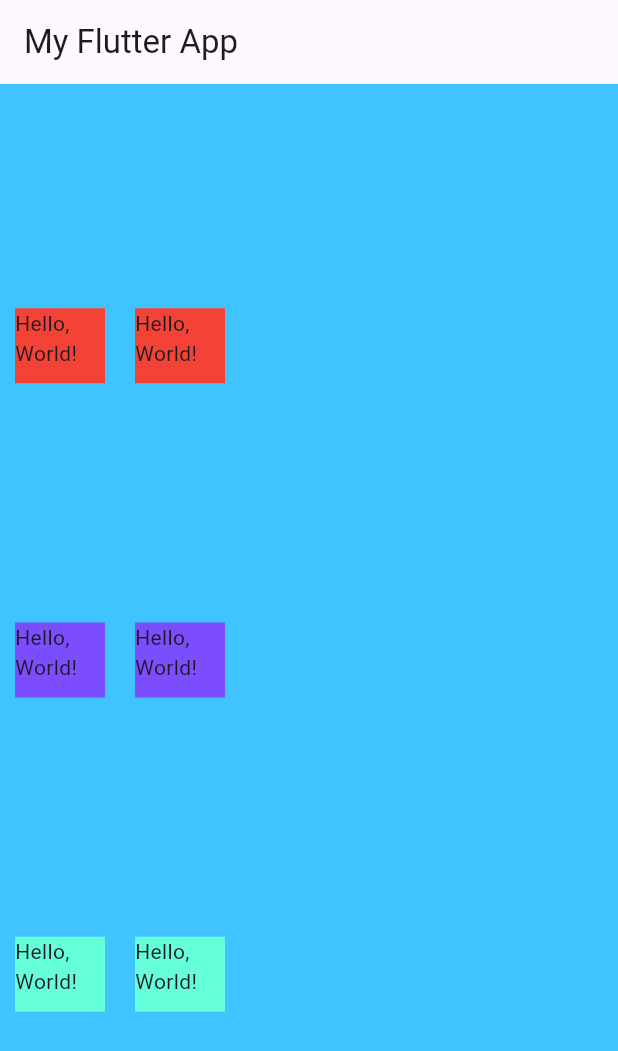
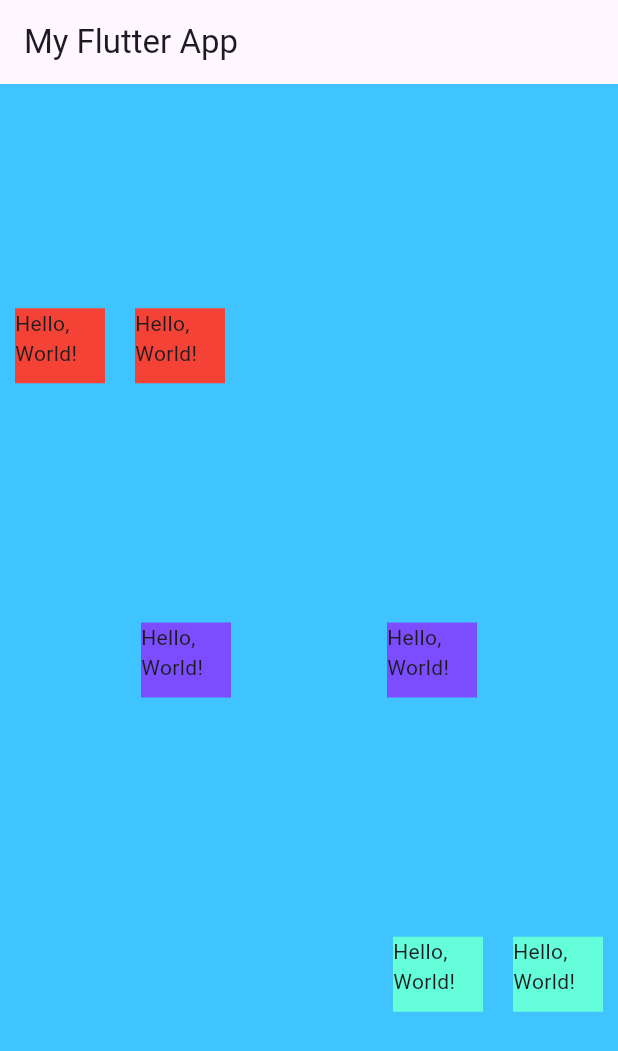
Before and after one commit to ignatiusdillwyn/flutter, a Flutter app: the screen it shows after launch, on a phone screen of 412 x 824 dp. Shown: the top 1051 px of the screen. Run offline on Flutter 3.47's test engine with Material 3 defaults, Android fonts, the phone set to English and light mode, and no system bars.

```diff
--- a/lib/main.dart
+++ b/lib/main.dart
@@ -19,6 +19,7 @@ class MainApp extends StatelessWidget {
                 mainAxisAlignment: MainAxisAlignment.spaceEvenly,
                 children: [
                   Row(
+                    mainAxisAlignment: MainAxisAlignment.start,
                     children: [
                       Container(
                         width: 60,
@@ -37,6 +38,7 @@ class MainApp extends StatelessWidget {
                     ],
                   ),
                   Row(
+                    mainAxisAlignment: MainAxisAlignment.spaceEvenly,
                     children: [
                       Container(
                         width: 60,
@@ -55,6 +57,7 @@ class MainApp extends StatelessWidget {
                     ],
                   ),
                   Row(
+                    mainAxisAlignment: MainAxisAlignment.end,
                     children: [
                       Container(
                         width: 60,
```
